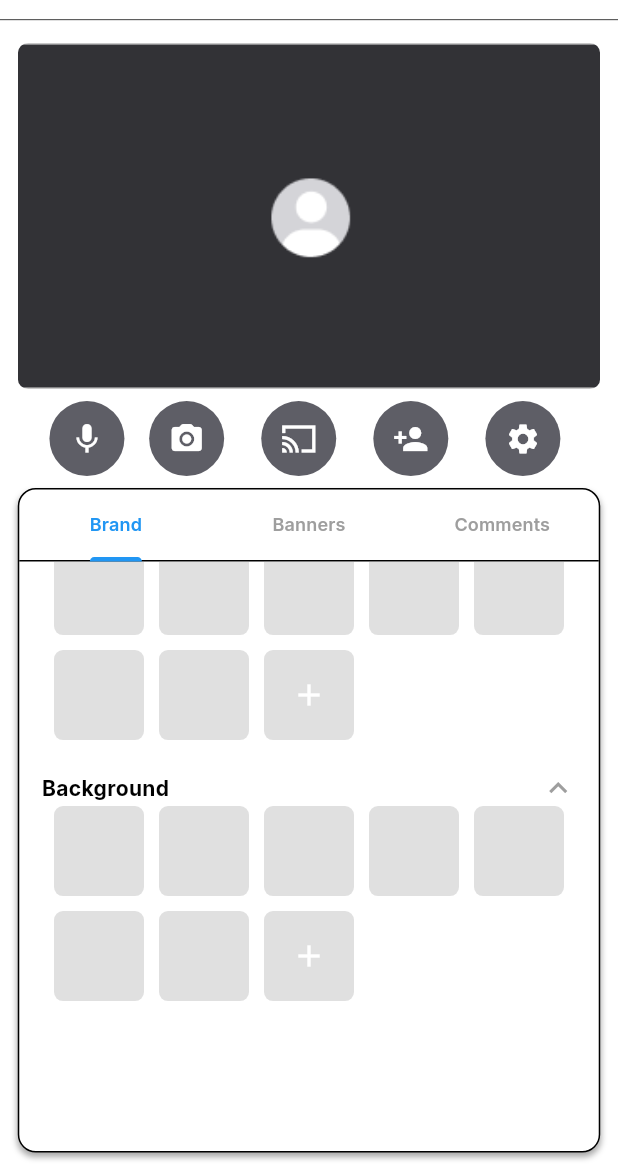
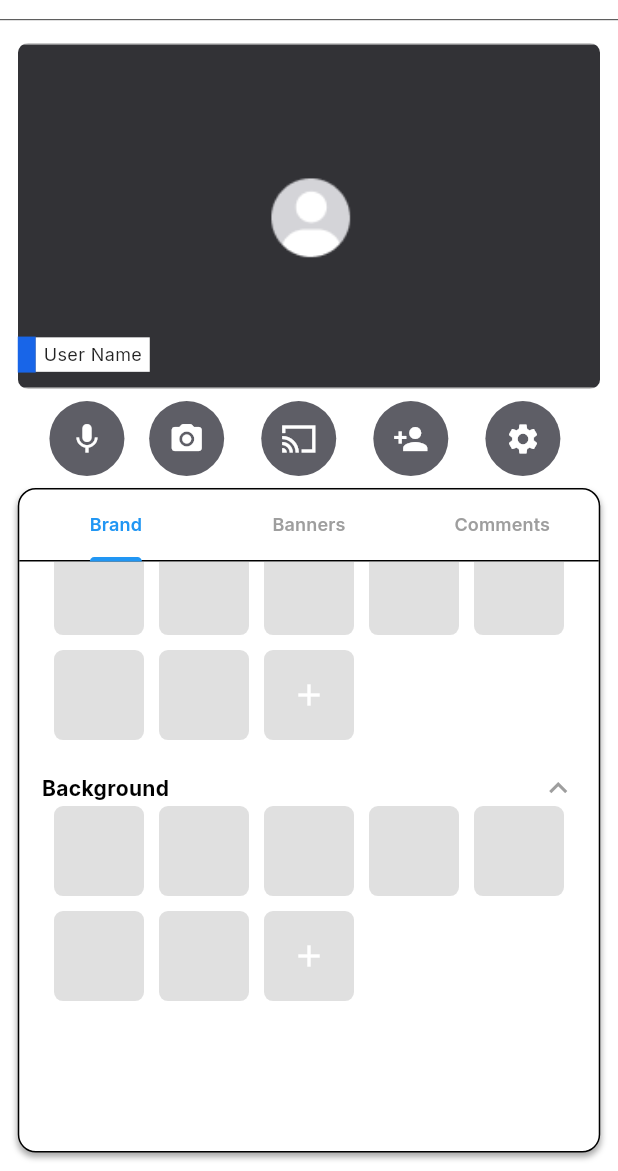
Before and after one commit to Salma28-zahran/streamore_app, a Flutter app: the StreamScreen screen opened by its route, scrolled down 454 dp, on a phone screen of 412 x 824 dp, the part 65-1236 px from its top. Run offline on Flutter 3.47's test engine with Material 3 defaults, Android fonts, the phone set to English and light mode, and no system bars; our stand-ins replace dropdown_button2, easy_localization, flutter_colorpicker, font_awesome_flutter, google_fonts, image_picker and 1 more; missing offline and left inert: flutter_sound.

Commit message:
Show selected Brand theme in StreamScreen overlay

```diff
--- a/lib/screens/stream/stream_screen.dart
+++ b/lib/screens/stream/stream_screen.dart
@@ -10,6 +10,7 @@ import 'package:streamore_app/screens/tabs/brand_tab.dart';
 import 'package:streamore_app/screens/tabs/comments_tab.dart';
 import 'package:streamore_app/widgets/overlay_style.dart';
 import '../../my_provider.dart';
+import 'package:streamore_app/widgets/brand_widgets/brand_utils/font_utils.dart';
 
 class StreamScreen extends StatefulWidget {
   static const String routeName = "/stream";
@@ -30,6 +31,10 @@ class _StreamScreenState extends State<StreamScreen> {
     final bool isSmall = size.width < 360;
     final double iconSize = isSmall ? 44.0 : 50.0;
     final myprovider = Provider.of<MyProvider>(context);
+    final selectedTheme = myprovider.selectedTheme;
+    final font = myprovider.selectedFont;
+    final primaryColor = myprovider.primaryColor;
+
     final double profileImageWidth = size.width * 0.9425;
     final double profileImageHeight = size.height * 0.28;
     final bool isDark = myprovider.themeMode == ThemeMode.dark;
@@ -37,7 +42,7 @@ class _StreamScreenState extends State<StreamScreen> {
     final bool hasNotification = false;
 
     return Scaffold(
-      drawer:  MainDrawer(),
+      drawer: MainDrawer(),
       appBar: AppBar(
         automaticallyImplyLeading: true,
         backgroundColor: Theme.of(context).appBarTheme.backgroundColor,
@@ -99,7 +104,7 @@ class _StreamScreenState extends State<StreamScreen> {
                     Positioned(
                       bottom: 0,
                       left: 0,
-                      child: buildOverlay(myprovider),
+                      child: _buildThemeOverlay(myprovider),
                     ),
                   ],
                 ),
@@ -146,15 +151,20 @@ class _StreamScreenState extends State<StreamScreen> {
                 for (var icon in [Icons.cast_sharp, Icons.person_add])
                   Padding(
                     padding: EdgeInsets.only(right: size.width * 0.06),
-                    child: icon == Icons.person_add
+                    child:
+                        icon == Icons.person_add
                             ? GestureDetector(
                               onTap: () {
                                 showDialog(
                                   context: context,
-                                builder: (context) => AlertDialog(
-                                  backgroundColor: Theme.of(context).cardColor,
+                                  builder:
+                                      (context) => AlertDialog(
+                                        backgroundColor:
+                                            Theme.of(context).cardColor,
                                         shape: RoundedRectangleBorder(
-                                    borderRadius: BorderRadius.circular(12),
+                                          borderRadius: BorderRadius.circular(
+                                            12,
+                                          ),
                                         ),
                                         title: Text(
                                           "add_members".tr(),
@@ -162,7 +172,9 @@ class _StreamScreenState extends State<StreamScreen> {
                                             fontWeight: FontWeight.bold,
                                             fontSize: 18,
                                             color:
-                                          isDark ? Colors.white : Colors.black,
+                                                isDark
+                                                    ? Colors.white
+                                                    : Colors.black,
                                           ),
                                         ),
                                         content: Column(
@@ -172,20 +184,25 @@ class _StreamScreenState extends State<StreamScreen> {
                                           children: [
                                             RichText(
                                               text: TextSpan(
-                                          text: 'you_can_add_up_to_guests'.tr(),
+                                                text:
+                                                    'you_can_add_up_to_guests'
+                                                        .tr(),
                                                 style: GoogleFonts.poppins(
                                                   fontSize: 13,
                                                   color: Colors.grey[700],
                                                 ),
                                                 children: [
                                                   TextSpan(
-                                              text: 'upgrade_for_more'.tr(),
+                                                    text:
+                                                        'upgrade_for_more'.tr(),
                                                     style: GoogleFonts.poppins(
                                                       color: Colors.blue,
                                                       fontSize: 12,
-                                                fontWeight: FontWeight.w600,
+                                                      fontWeight:
+                                                          FontWeight.w600,
                                                     ),
-                                              recognizer: TapGestureRecognizer()
+                                                    recognizer:
+                                                        TapGestureRecognizer()
                                                           ..onTap = () {
                                                             // action here
                                                           },
@@ -200,21 +217,26 @@ class _StreamScreenState extends State<StreamScreen> {
                                             Container(
                                               width: double.infinity,
                                               height: 26,
-                                        padding: const EdgeInsets.symmetric(
-                                            horizontal: 12),
+                                              padding:
+                                                  const EdgeInsets.symmetric(
+                                                    horizontal: 12,
+                                                  ),
                                               alignment: Alignment.centerLeft,
                                               decoration: BoxDecoration(
-                                          border:
-                                              Border.all(color: Colors.grey),
+                                                border: Border.all(
+                                                  color: Colors.grey,
+                                                ),
                                                 borderRadius:
                                                     BorderRadius.circular(6),
-                                          color: Theme.of(context).cardColor,
+                                                color:
+                                                    Theme.of(context).cardColor,
                                               ),
                                               child: Text(
                                                 "https://www.examplecode.com/xyz-pwd-srt",
                                                 style: GoogleFonts.poppins(
                                                   fontSize: 12,
-                                            color: isDark
+                                                  color:
+                                                      isDark
                                                           ? Colors.white
                                                           : Colors.black,
                                                 ),
@@ -230,8 +252,10 @@ class _StreamScreenState extends State<StreamScreen> {
                                                 onPressed: () {
                                                   // copy link logic
                                                 },
-                                          icon: const Icon(Icons.copy,
-                                              size: 18),
+                                                icon: const Icon(
+                                                  Icons.copy,
+                                                  size: 18,
+                                                ),
                                                 label: Text(
                                                   "copy_link".tr(),
                                                   style: GoogleFonts.poppins(
@@ -240,38 +264,68 @@ class _StreamScreenState extends State<StreamScreen> {
                                                   ),
                                                 ),
                                                 style: ElevatedButton.styleFrom(
-                                            backgroundColor:
-                                                const Color(0xff1865E8),
+                                                  backgroundColor: const Color(
+                                                    0xff1865E8,
+                                                  ),
                                                   foregroundColor: Colors.white,
-                                            padding: const EdgeInsets.symmetric(
-                                                horizontal: 10),
-                                            minimumSize: const Size(0, 36),
+                                                  padding:
+                                                      const EdgeInsets.symmetric(
+                                                        horizontal: 10,
+                                                      ),
+                                                  minimumSize: const Size(
+                                                    0,
+                                                    36,
+                                                  ),
                                                   shape: RoundedRectangleBorder(
                                                     borderRadius:
-                                                  BorderRadius.circular(6),
+                                                        BorderRadius.circular(
+                                                          6,
+                                                        ),
                                                   ),
                                                 ),
                                               ),
                                             ),
                                           ],
                                         ),
-                                  contentPadding: const EdgeInsets.fromLTRB(
-                                      24, 20, 24, 10),
+                                        contentPadding:
+                                            const EdgeInsets.fromLTRB(
+                                              24,
+                                              20,
+                                              24,
+                                              10,
+                                            ),
                                         actionsPadding: const EdgeInsets.only(
-                                      bottom: 10, right: 0),
+                                          bottom: 10,
+                                          right: 0,
+                                        ),
                                       ),
                                 );
                               },
-                            child: _buildIcon(icon, iconSize, context,
-                                myprovider, isSmall),
+                              child: _buildIcon(
+                                icon,
+                                iconSize,
+                                context,
+                                myprovider,
+                                isSmall,
+                              ),
                             )
                             : _buildIcon(
-                            icon, iconSize, context, myprovider, isSmall),
+                              icon,
+                              iconSize,
+                              context,
+                              myprovider,
+                              isSmall,
+                            ),
                   ),
                 Padding(
                   padding: const EdgeInsets.only(right: 13),
                   child: _buildIcon(
-                      Icons.settings, iconSize, context, myprovider, isSmall),
+                    Icons.settings,
+                    iconSize,
+                    context,
+                    myprovider,
+                    isSmall,
+                  ),
                 ),
               ],
             ),
@@ -320,11 +374,7 @@ class _StreamScreenState extends State<StreamScreen> {
                       ),
                       const Expanded(
                         child: TabBarView(
-                          children: [
-                            BrandTab(),
-                            BannersTab(),
-                            CommentsTab(),
-                          ],
+                          children: [BrandTab(), BannersTab(), CommentsTab()],
                         ),
                       ),
                     ],
@@ -351,7 +401,8 @@ class _StreamScreenState extends State<StreamScreen> {
       height: size,
       decoration: BoxDecoration(
         borderRadius: BorderRadius.circular(size),
-        color: isOn
+        color:
+            isOn
                 ? (currentMode == ThemeMode.dark
                     ? const Color(0xff212b49)
                     : const Color(0xff5E5E66))
@@ -373,7 +424,8 @@ class _StreamScreenState extends State<StreamScreen> {
     bool isSmall,
   ) {
     return GestureDetector(
-      onTap: icon == Icons.settings
+      onTap:
+          icon == Icons.settings
               ? () => Navigator.pushNamed(context, "/settings_icon")
               : null,
       child: Container(
@@ -381,7 +433,8 @@ class _StreamScreenState extends State<StreamScreen> {
         height: size,
         decoration: BoxDecoration(
           borderRadius: BorderRadius.circular(190),
-          color: myprovider.themeMode == ThemeMode.dark
+          color:
+              myprovider.themeMode == ThemeMode.dark
                   ? const Color(0xff212b49)
                   : const Color(0xff5E5E66),
         ),
@@ -394,3 +447,75 @@ class _StreamScreenState extends State<StreamScreen> {
     );
   }
 }
+
+Widget _buildThemeOverlay(MyProvider provider) {
+  final theme = provider.selectedTheme;
+  final color = provider.primaryColor;
+  final font = provider.selectedFont;
+
+  switch (theme) {
+    case 'bubble':
+      return Padding(
+        padding:  EdgeInsets.all(11),
+        child: Container(
+          padding: const EdgeInsets.symmetric(horizontal: 12, vertical: 6),
+          decoration: BoxDecoration(
+            color: color,
+            borderRadius: BorderRadius.circular(100),
+          ),
+          child: Text(
+            "User Name",
+            style: getFontStyle(font, fontSize: 12, color: Colors.white),
+          ),
+        ),
+      );
+
+    case 'minimal':
+      return
+       Padding(
+         padding:  EdgeInsets.only(bottom: 11),
+         child: Center(
+            child: Row(
+              mainAxisSize: MainAxisSize.min,
+              children: [
+                Container(width: 12, height: 24, color: color),
+                Container(
+                  width: 76,
+                  height: 23,
+                  color: Colors.white,
+                  child: Center(
+                    child: Text(
+                      'User Name',
+                      style: getFontStyle(
+                        font,
+                        fontSize: 12,
+                        color: Colors.black87,
+                      ),
+                    ),
+                  ),
+                ),
+              ],
+            ),
+
+               ),
+       );
+
+    case 'news':
+    default:
+      return Padding(
+        padding:  EdgeInsets.all(11),
+        child: Container(
+          padding: const EdgeInsets.symmetric(horizontal: 10, vertical: 4),
+          decoration: BoxDecoration(
+            color: color,
+
+            borderRadius: BorderRadius.circular(0),
+          ),
+          child: Text(
+            "User Name",
+            style: getFontStyle(font, fontSize: 12, color: Colors.white),
+          ),
+        ),
+      );
+  }
+}
--- a/lib/screens/tabs/brand_tab.dart
+++ b/lib/screens/tabs/brand_tab.dart
@@ -8,6 +8,7 @@ import 'package:google_fonts/google_fonts.dart';
 import 'package:streamore_app/widgets/brand_widgets/brand_sections.dart';
 import 'package:streamore_app/widgets/brand_widgets/brand_theme_buttons.dart';
 import '../../my_provider.dart';
+import '../../widgets/brand_widgets/brand_utils/font_utils.dart';
 import '../../widgets/brand_widgets/section_header.dart';
 
 class BrandTab extends StatefulWidget {
--- a/lib/widgets/brand_widgets/brand_theme_buttons.dart
+++ b/lib/widgets/brand_widgets/brand_theme_buttons.dart
@@ -1,8 +1,9 @@
 import 'package:easy_localization/easy_localization.dart';
 import 'package:flutter/material.dart';
 import 'package:google_fonts/google_fonts.dart';
+import 'package:streamore_app/widgets/brand_widgets/brand_utils/font_utils.dart';
 
-TextStyle getFontStyle(String font, {
+TextStyle getFonatStyle(String font, {
   double fontSize = 14,
   FontWeight fontWeight = FontWeight.w400,
   Color? color,
--- /dev/null
+++ b/lib/widgets/brand_widgets/brand_utils/font_utils.dart
@@ -0,0 +1,24 @@
+import 'package:flutter/material.dart';
+import 'package:google_fonts/google_fonts.dart';
+
+TextStyle getFontStyle(String font, {
+  double fontSize = 14,
+  FontWeight fontWeight = FontWeight.w400,
+  Color? color,
+}) {
+  switch (font.toLowerCase()) {
+    case 'poppins':
+      return GoogleFonts.poppins(
+        fontSize: fontSize,
+        fontWeight: fontWeight,
+        color: color,
+      );
+    case 'inter':
+    default:
+      return GoogleFonts.inter(
+        fontSize: fontSize,
+        fontWeight: fontWeight,
+        color: color,
+      );
+  }
+}
--- a/lib/widgets/brand_widgets/section_header.dart
+++ b/lib/widgets/brand_widgets/section_header.dart
@@ -1,6 +1,7 @@
 import 'package:flutter/material.dart';
 import 'package:provider/provider.dart';
 import 'package:streamore_app/widgets/brand_widgets/brand_theme_buttons.dart';
+import 'package:streamore_app/widgets/brand_widgets/brand_utils/font_utils.dart';
 import '../../../my_provider.dart';
 
 class SectionHeader extends StatelessWidget {
```
Lines whose indentation alone changed are shown as unchanged.
